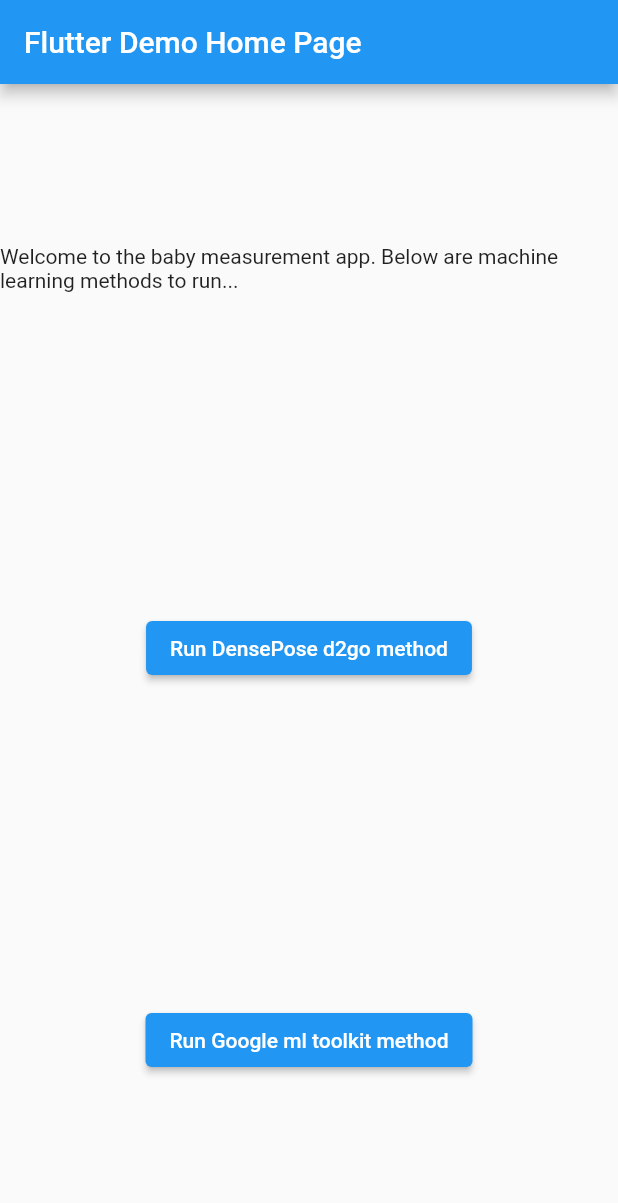
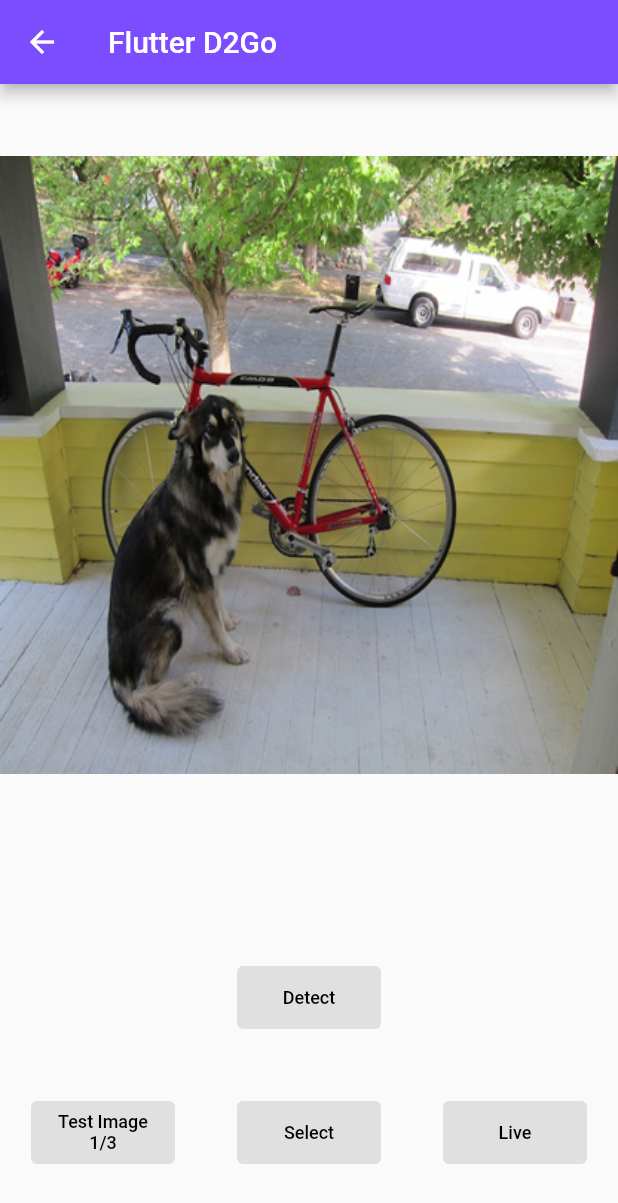
Before and after one commit to bryantwilliam/baby_measure, a Flutter app: the screen it shows after launch, after a tap on "Run DensePose d2go method", on a phone screen of 412 x 824 dp. Shown: the top 1203 px of the screen. Run offline on Flutter 3.47's test engine with Material 2 defaults, Android fonts, the light colour scheme and no system bars; our stand-ins replace camera, image_picker; missing offline and left inert: flutter_d2go.

Commit message:
flutter_D2Go demo done. But No keypoints

```diff
--- a/lib/main.dart
+++ b/lib/main.dart
@@ -1,8 +1,17 @@
-import 'package:baby_measure/ml_methods/d2go_mtd.dart';
-import 'package:baby_measure/ml_methods/google_ml_toolkit_mtd.dart';
+import 'package:baby_measure/ml_methods/d2go/d2go_page.dart';
+import 'package:baby_measure/ml_methods/google_ml_toolkit/google_ml_toolkit_page.dart';
+import 'package:camera/camera.dart';
 import 'package:flutter/material.dart';
 
-void main() {
+List<CameraDescription> cameras = [];
+
+Future<void> main() async {
+  WidgetsFlutterBinding.ensureInitialized();
+  try {
+    cameras = await availableCameras();
+  } on CameraException catch (e) {
+    debugPrint('Error: ${e.code}, Message: ${e.description}');
+  }
   runApp(const MyApp());
 }
 
@@ -46,11 +55,17 @@ class _MyHomePageState extends State<MyHomePage> {
             ),
             ElevatedButton(
               child: Text("Run DensePose d2go method"),
-              onPressed: D2GoMethod().run,
+              onPressed: () => Navigator.push(
+                context,
+                MaterialPageRoute(builder: (context) => D2GoPage()),
+              ),
             ),
             ElevatedButton(
               child: Text("Run Google ml toolkit method"),
-              onPressed: GoogleMLToolkitMethod().run,
+              onPressed: () => Navigator.push(
+                context,
+                MaterialPageRoute(builder: (context) => GoogleMLToolkitPage()),
+              ),
             ),
           ],
         ),
--- /dev/null
+++ b/lib/ml_methods/d2go/d2go_button.dart
@@ -0,0 +1,32 @@
+import 'package:flutter/material.dart';
+
+class D2GoButton extends StatelessWidget {
+  const D2GoButton({Key? key, required this.onPressed, required this.text})
+      : super(key: key);
+
+  final VoidCallback? onPressed;
+  final String text;
+
+  @override
+  Widget build(BuildContext context) {
+    return SizedBox(
+      width: 96,
+      height: 42,
+      child: ElevatedButton(
+        onPressed: onPressed,
+        child: Text(
+          text,
+          textAlign: TextAlign.center,
+          style: const TextStyle(
+            color: Colors.black,
+            fontSize: 12,
+          ),
+        ),
+        style: ElevatedButton.styleFrom(
+          primary: Colors.grey[300],
+          elevation: 0,
+        ),
+      ),
+    );
+  }
+}
--- /dev/null
+++ b/lib/ml_methods/d2go/d2go_page.dart
@@ -0,0 +1,354 @@
+import 'dart:io';
+
+import 'package:baby_measure/ml_methods/d2go/recognition_model.dart';
+import 'package:baby_measure/ml_methods/d2go/render_boxes.dart';
+import 'package:baby_measure/ml_methods/d2go/render_keypoints.dart';
+import 'package:baby_measure/ml_methods/d2go/render_segments.dart';
+import 'package:camera/camera.dart';
+import 'package:flutter/material.dart';
+import 'package:flutter/services.dart';
+import 'package:flutter/src/foundation/key.dart';
+import 'package:flutter/src/widgets/framework.dart';
+import 'package:flutter_d2go/flutter_d2go.dart';
+import 'package:image_picker/image_picker.dart';
+import 'package:path_provider/path_provider.dart';
+
+import '../../main.dart';
+import 'd2go_button.dart';
+
+class D2GoPage extends StatefulWidget {
+  const D2GoPage({Key? key}) : super(key: key);
+
+  @override
+  State<D2GoPage> createState() => _D2GoPageState();
+}
+
+class _D2GoPageState extends State<D2GoPage> {
+  List<RecognitionModel>? _recognitions;
+  File? _selectedImage;
+  final List<String> _imageList = ['test1.png', 'test2.jpeg', 'test3.png'];
+  int _index = 0;
+  int? _imageWidth;
+  int? _imageHeight;
+  final ImagePicker _picker = ImagePicker();
+
+  CameraController? controller;
+  bool _isDetecting = false;
+  bool _isLiveModeOn = false;
+
+  @override
+  void initState() {
+    super.initState();
+    loadModel();
+  }
+
+  @override
+  void dispose() {
+    controller?.dispose();
+    super.dispose();
+  }
+
+  Future<void> live() async {
+    controller = CameraController(
+      cameras[0],
+      ResolutionPreset.high,
+    );
+    await controller!.initialize().then(
+      (_) {
+        if (!mounted) {
+          return;
+        }
+        setState(() {});
+      },
+    );
+    await controller!.startImageStream(
+      (CameraImage cameraImage) async {
+        if (_isDetecting) return;
+
+        _isDetecting = true;
+
+        await FlutterD2go.getStreamImagePrediction(
+          imageBytesList:
+              cameraImage.planes.map((plane) => plane.bytes).toList(),
+          width: cameraImage.width,
+          height: cameraImage.height,
+          minScore: 0.5,
+          rotation: 90,
+        ).then(
+          (predictions) {
+            /*
+            `rect`: scale of the original image.
+            `mask` and `keypoints` depend on whether the d2go model has mask and keypoints.
+            `mask` will be a `Uint8List` of bitmap images bytes. `keypoints` will be a list of 17 (x, y).
+
+            Output Example Format:
+            [
+              {
+                "rect": {
+                  "left": 74.65713500976562,
+                  "top": 76.94147491455078,
+                  "right": 350.64324951171875,
+                  "bottom": 323.0279846191406
+                },
+                "mask": [66, 77, 122, 0, 0, 0, 0, 0, 0, 0, 122, ...],
+                "keypoints": [[117.14504, 77.277405], [122.74037, 73.53044], [105.95437, 73.53044], ...],
+                "confidenceInClass": 0.985002338886261,
+                "detectedClass": "bicycle"
+              }, // For each instance
+            ...
+            ]
+            */
+            List<RecognitionModel>? recognitions;
+            if (predictions.isNotEmpty) {
+              recognitions = predictions.map(
+                (e) {
+                  return RecognitionModel(
+                      Rectangle(
+                        e['rect']['left'],
+                        e['rect']['top'],
+                        e['rect']['right'],
+                        e['rect']['bottom'],
+                      ),
+                      e['mask'],
+                      e['keypoints'] != null
+                          ? (e['keypoints'] as List)
+                              .map((k) => Keypoint(k[0], k[1]))
+                              .toList()
+                          : null,
+                      e['confidenceInClass'],
+                      e['detectedClass']);
+                },
+              ).toList();
+            }
+            setState(
+              () {
+                // With android, the inference result of the camera streaming image is tilted 90 degrees,
+                // so the vertical and horizontal directions are reversed.
+                _imageWidth = cameraImage.height;
+                _imageHeight = cameraImage.width;
+                _recognitions = recognitions;
+              },
+            );
+          },
+        ).whenComplete(
+          () => Future.delayed(
+            const Duration(
+              milliseconds: 100,
+            ),
+            () {
+              setState(() => _isDetecting = false);
+            },
+          ),
+        );
+      },
+    );
+  }
+
+  Future loadModel() async {
+    String modelPath = 'assets/models/d2go.ptl';
+    String labelPath = 'assets/models/classes.txt';
+    try {
+      await FlutterD2go.loadModel(
+        modelPath: modelPath,
+        labelPath: labelPath,
+      );
+      setState(() {});
+    } on PlatformException {
+      debugPrint('Load model or label file failed.');
+    }
+  }
+
+  Future<File> getImageFileFromAssets(String path) async {
+    final byteData = await rootBundle.load('assets/$path');
+
+    final file = await File('${(await getTemporaryDirectory()).path}/$path')
+        .create(recursive: true);
+    await file.writeAsBytes(byteData.buffer
+        .asUint8List(byteData.offsetInBytes, byteData.lengthInBytes));
+
+    return file;
+  }
+
+  Future detect() async {
+    final image = _selectedImage ??
+        await getImageFileFromAssets('images/${_imageList[_index]}');
+    final decodedImage = await decodeImageFromList(image.readAsBytesSync());
+    final predictions = await FlutterD2go.getImagePrediction(
+      image: image,
+      minScore: 0.8,
+    );
+    List<RecognitionModel>? recognitions;
+    if (predictions.isNotEmpty) {
+      recognitions = predictions.map(
+        (e) {
+          return RecognitionModel(
+              Rectangle(
+                e['rect']['left'],
+                e['rect']['top'],
+                e['rect']['right'],
+                e['rect']['bottom'],
+              ),
+              e['mask'],
+              e['keypoints'] != null
+                  ? (e['keypoints'] as List)
+                      .map((k) => Keypoint(k[0], k[1]))
+                      .toList()
+                  : null,
+              e['confidenceInClass'],
+              e['detectedClass']);
+        },
+      ).toList();
+    }
+
+    setState(
+      () {
+        _imageWidth = decodedImage.width;
+        _imageHeight = decodedImage.height;
+        _recognitions = recognitions;
+      },
+    );
+  }
+
+  @override
+  Widget build(BuildContext context) {
+    double screenWidth = MediaQuery.of(context).size.width;
+    List<Widget> stackChildren = [];
+    stackChildren.add(
+      Positioned(
+        top: 0.0,
+        left: 0.0,
+        width: screenWidth,
+        child: _selectedImage == null
+            ? Image.asset(
+                'assets/images/${_imageList[_index]}',
+              )
+            : Image.file(_selectedImage!),
+      ),
+    );
+
+    if (_isLiveModeOn) {
+      stackChildren.add(
+        Positioned(
+          top: 0.0,
+          left: 0.0,
+          width: screenWidth,
+          child: CameraPreview(controller!),
+        ),
+      );
+    }
+
+    if (_recognitions != null) {
+      final aspectRatio = _imageHeight! / _imageWidth! * screenWidth;
+      final widthScale = screenWidth / _imageWidth!;
+      final heightScale = aspectRatio / _imageHeight!;
+
+      if (_recognitions!.first.mask != null) {
+        stackChildren.addAll(_recognitions!.map(
+          (recognition) {
+            return RenderSegments(
+              imageWidthScale: widthScale,
+              imageHeightScale: heightScale,
+              recognition: recognition,
+            );
+          },
+        ).toList());
+      }
+
+      if (_recognitions!.first.keypoints != null) {
+        for (RecognitionModel recognition in _recognitions!) {
+          List<Widget> keypointChildren = [];
+          for (Keypoint keypoint in recognition.keypoints!) {
+            keypointChildren.add(
+              RenderKeypoints(
+                keypoint: keypoint,
+                imageWidthScale: widthScale,
+                imageHeightScale: heightScale,
+              ),
+            );
+          }
+          stackChildren.addAll(keypointChildren);
+        }
+      }
+
+      stackChildren.addAll(_recognitions!.map(
+        (recognition) {
+          return RenderBoxes(
+            imageWidthScale: widthScale,
+            imageHeightScale: heightScale,
+            recognition: recognition,
+          );
+        },
+      ).toList());
+    }
+
+    return Scaffold(
+      appBar: AppBar(
+        title: const Text('Flutter D2Go'),
+        backgroundColor: Colors.deepPurpleAccent,
+      ),
+      body: Column(
+        mainAxisAlignment: MainAxisAlignment.center,
+        children: [
+          const SizedBox(height: 48),
+          Expanded(
+            child: Stack(
+              children: stackChildren,
+            ),
+          ),
+          const SizedBox(height: 48),
+          D2GoButton(
+            onPressed: !_isLiveModeOn ? detect : null,
+            text: 'Detect',
+          ),
+          Padding(
+            padding: const EdgeInsets.symmetric(vertical: 48),
+            child: Row(
+              mainAxisAlignment: MainAxisAlignment.spaceAround,
+              children: [
+                D2GoButton(
+                    onPressed: () => setState(
+                          () {
+                            _recognitions = null;
+                            if (_selectedImage == null) {
+                              _index != 2 ? _index += 1 : _index = 0;
+                            } else {
+                              _selectedImage = null;
+                            }
+                          },
+                        ),
+                    text: 'Test Image\n${_index + 1}/${_imageList.length}'),
+                D2GoButton(
+                    onPressed: () async {
+                      final XFile? pickedFile =
+                          await _picker.pickImage(source: ImageSource.gallery);
+                      if (pickedFile == null) return;
+                      setState(
+                        () {
+                          _recognitions = null;
+                          _selectedImage = File(pickedFile.path);
+                        },
+                      );
+                    },
+                    text: 'Select'),
+                D2GoButton(
+                    onPressed: () async {
+                      _isLiveModeOn
+                          ? await controller!.stopImageStream()
+                          : await live();
+                      setState(
+                        () {
+                          _isLiveModeOn = !_isLiveModeOn;
+                          _recognitions = null;
+                          _selectedImage = null;
+                        },
+                      );
+                    },
+                    text: 'Live'),
+              ],
+            ),
+          ),
+        ],
+      ),
+    );
+  }
+}
--- /dev/null
+++ b/lib/ml_methods/d2go/recognition_model.dart
@@ -0,0 +1,31 @@
+import 'dart:math';
+import 'dart:typed_data';
+
+class RecognitionModel {
+  RecognitionModel(
+    this.rect,
+    this.mask,
+    this.keypoints,
+    this.confidenceInClass,
+    this.detectedClass,
+  );
+  Rectangle rect;
+  Uint8List? mask;
+  List<Keypoint>? keypoints;
+  double confidenceInClass;
+  String detectedClass;
+}
+
+class Rectangle {
+  Rectangle(this.left, this.top, this.right, this.bottom);
+  double left;
+  double top;
+  double right;
+  double bottom;
+}
+
+class Keypoint {
+  Keypoint(this.x, this.y);
+  double x;
+  double y;
+}
--- a/lib/ml_methods/d2go_mtd.dart
+++ /dev/null
@@ -1,65 +0,0 @@
-import 'dart:io';
-
-import 'package:flutter/services.dart';
-import 'package:flutter_d2go/flutter_d2go.dart';
-import 'package:path_provider/path_provider.dart';
-
-import 'ml_method.dart';
-
-class D2GoMethod implements MLMethod {
-  Future<File> getImageFileFromAssets(String path) async {
-    final byteData = await rootBundle.load('assets/$path');
-
-    final file = await File('${(await getTemporaryDirectory()).path}/$path')
-        .create(recursive: true);
-    await file.writeAsBytes(byteData.buffer
-        .asUint8List(byteData.offsetInBytes, byteData.lengthInBytes));
-
-    return file;
-  }
-
-  @override
-  Future<void> run() async {
-    await FlutterD2go.loadModel(
-      modelPath: 'assets/models/d2go.ptl',
-      labelPath: 'assets/models/classes.txt',
-    );
-
-    var image = await getImageFileFromAssets('images/input1.jpg');
-
-    /*
-    `rect`: scale of the original image.
-    `mask` and `keypoints` depend on whether the d2go model has mask and keypoints.
-    `mask` will be a `Uint8List` of bitmap images bytes. `keypoints` will be a list of 17 (x, y).
-
-    Output Example Format:
-    [
-      {
-        "rect": {
-          "left": 74.65713500976562,
-          "top": 76.94147491455078,
-          "right": 350.64324951171875,
-          "bottom": 323.0279846191406
-        },
-        "mask": [66, 77, 122, 0, 0, 0, 0, 0, 0, 0, 122, ...],
-        "keypoints": [[117.14504, 77.277405], [122.74037, 73.53044], [105.95437, 73.53044], ...],
-        "confidenceInClass": 0.985002338886261,
-        "detectedClass": "bicycle"
-      }, // For each instance
-    ...
-    ]
-    */
-
-    // arguments are the default as of version 0.6.0
-    var output = await FlutterD2go.getImagePrediction(
-      image: image,
-      inputWidth: 320,
-      inputHeight: 320,
-      mean: [0.0, 0.0, 0.0],
-      std: [1.0, 1.0, 1.0],
-      minScore: 0.5,
-    );
-
-    print("D2Go output: $output");
-  }
-}
--- a/lib/ml_methods/google_ml_toolkit_mtd.dart
+++ /dev/null
@@ -1,9 +0,0 @@
-import 'ml_method.dart';
-
-class GoogleMLToolkitMethod implements MLMethod {
-  @override
-  Future<void> run() async {
-    // TODO implement
-    throw UnimplementedError();
-  }
-}
--- a/lib/ml_methods/ml_method.dart
+++ /dev/null
@@ -1,3 +0,0 @@
-abstract class MLMethod {
-  Future<void> run();
-}
```
Also changed, not shown: lib/ml_methods/d2go/render_boxes.dart (added, +46 -0 lines), lib/ml_methods/d2go/render_keypoints.dart (added, +33 -0 lines), lib/ml_methods/d2go/render_segments.dart (added, +34 -0 lines), lib/ml_methods/google_ml_toolkit/google_ml_toolkit_page.dart (added, +12 -0 lines), pubspec.yaml (+8 -1 lines), assets/images/input1.jpeg (added), assets/images/test1.png (added), assets/images/test2.jpeg (renamed from assets/images/input1.jpg), assets/images/test3.png (added), pubspec.lock, 2 other files.
